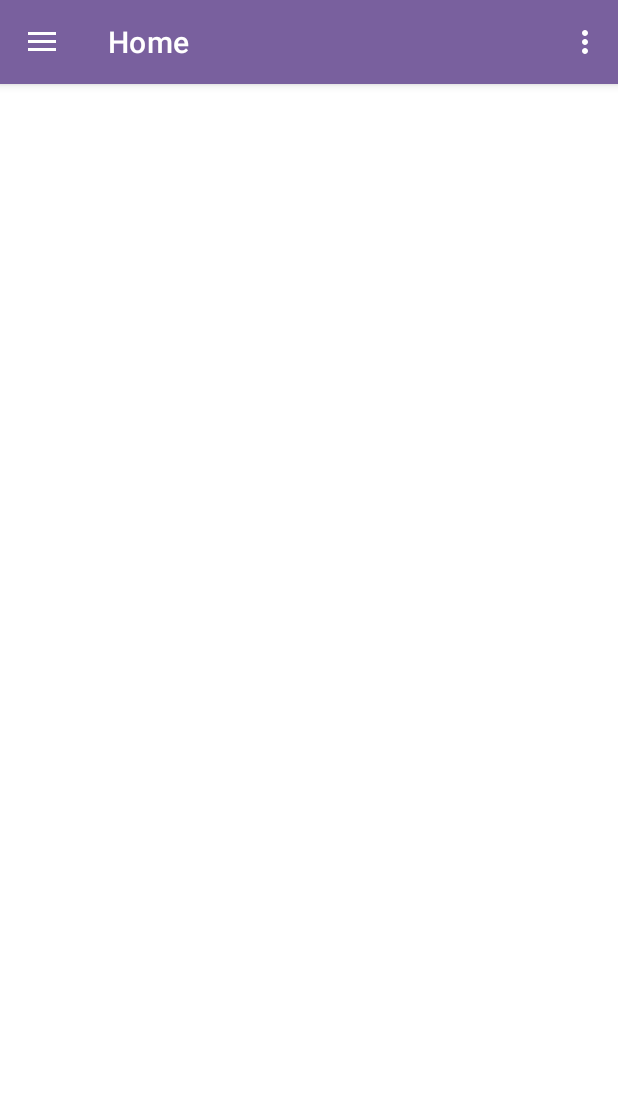
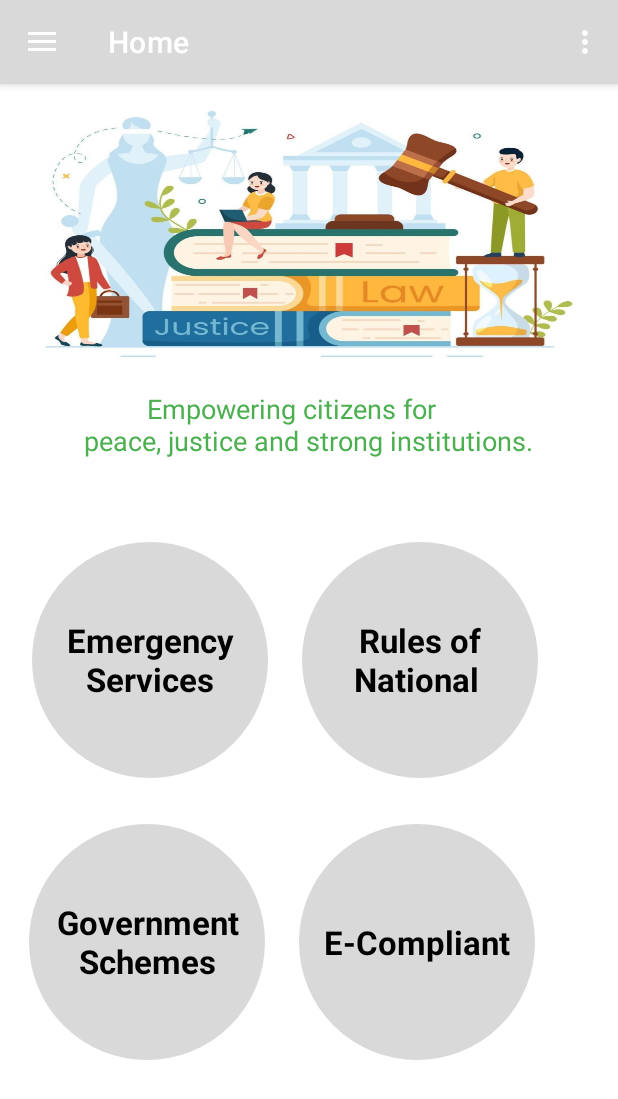
Before and after one commit to Akshayp02/JUSTICE-CONNECT, an Android app: the screen it shows after launch once a user with an empty profile is signed in (MainActivity), on a phone screen of 412 x 824 dp. Shown: the top 1099 px of the screen. Run offline under Robolectric (Android 15) with nearby library versions, the light colour scheme and no system bars; our stand-ins replace Firebase (no records; nobody signed in at launch, a user with empty details on screens opened directly), navigation-ui.

Commit message:
initial commit

```diff
--- a/app/src/main/java/com/example/justiceconnect/ui/home/HomeFragment.java
+++ b/app/src/main/java/com/example/justiceconnect/ui/home/HomeFragment.java
@@ -1,16 +1,25 @@
 package com.example.justiceconnect.ui.home;
 
+import android.content.Intent;
 import android.os.Bundle;
 import android.view.LayoutInflater;
 import android.view.View;
 import android.view.ViewGroup;
 import android.widget.TextView;
+import android.widget.Toast;
 
 import androidx.annotation.NonNull;
 import androidx.fragment.app.Fragment;
+import androidx.fragment.app.FragmentManager;
+import androidx.fragment.app.FragmentTransaction;
 import androidx.lifecycle.ViewModelProvider;
 
+import com.example.justiceconnect.Emergency;
+import com.example.justiceconnect.GovScheme;
+import com.example.justiceconnect.R;
 import com.example.justiceconnect.databinding.FragmentHomeBinding;
+import com.example.justiceconnect.rulesofnation;
+import com.example.justiceconnect.ui.Emergency.SlideshowFragment;
 
 public class HomeFragment extends Fragment {
 
@@ -23,6 +32,48 @@ public class HomeFragment extends Fragment {
 
         binding = FragmentHomeBinding.inflate(inflater, container, false);
         View root = binding.getRoot();
+
+
+        binding.emergency.setOnClickListener(new View.OnClickListener() {
+            @Override
+            public void onClick(View v) {
+
+                Intent intent = new Intent(getActivity(), Emergency.class);
+
+                startActivity(intent);
+            }
+        });
+
+        binding.rulls
+                .setOnClickListener(new View.OnClickListener() {
+                                        @Override
+                                        public void onClick(View v) {
+                                            Intent intent = new Intent(getActivity(), rulesofnation.class);
+                                            startActivity(intent);
+                                        }
+                                    }
+                );
+
+        binding.govScheme
+                .setOnClickListener(new View.OnClickListener() {
+                                        @Override
+                                        public void onClick(View v) {
+                                            Intent intent = new Intent(getActivity(), GovScheme.class);
+                                            startActivity(intent);
+                                        }
+                                    }
+                );
+
+        binding.Ecompliant
+                .setOnClickListener(new View.OnClickListener() {
+                                        @Override
+                                        public void onClick(View v) {
+                                            Intent intent = new Intent(getActivity(), com.example.justiceconnect.Ecompliant.class);
+                                            startActivity(intent);
+                                        }
+                                    }
+                );
+
         return root;
     }
 
--- /dev/null
+++ b/app/src/main/res/drawable/baseline_home_24.xml
@@ -0,0 +1,5 @@
+<vector android:height="24dp" android:tint="#030303"
+    android:viewportHeight="24" android:viewportWidth="24"
+    android:width="24dp" xmlns:android="http://schemas.android.com/apk/res/android">
+    <path android:fillColor="@android:color/white" android:pathData="M10,20v-6h4v6h5v-8h3L12,3 2,12h3v8z"/>
+</vector>
--- a/app/src/main/res/layout/activity_main.xml
+++ b/app/src/main/res/layout/activity_main.xml
@@ -5,14 +5,13 @@
     android:id="@+id/drawer_layout"
     android:layout_width="match_parent"
     android:layout_height="match_parent"
-    android:fitsSystemWindows="true"
+    tools:actionBarNavMode="list"
     tools:openDrawer="start">
 
     <include
         android:id="@+id/app_bar_main"
         layout="@layout/app_bar_main"
-        android:layout_width="match_parent"
-        android:layout_height="match_parent" />
+        />
 
     <com.google.android.material.navigation.NavigationView
         android:id="@+id/nav_view"
@@ -22,4 +21,6 @@
         android:fitsSystemWindows="true"
         app:headerLayout="@layout/nav_header_main"
         app:menu="@menu/activity_main_drawer" />
+
+
 </androidx.drawerlayout.widget.DrawerLayout>
--- a/app/src/main/res/layout/app_bar_main.xml
+++ b/app/src/main/res/layout/app_bar_main.xml
@@ -9,9 +9,7 @@
     <com.google.android.material.appbar.AppBarLayout
         android:layout_width="match_parent"
         android:layout_height="wrap_content"
-        android:theme="@style/Theme.JUSTICECONNECT.AppBarOverlay">
-
-    </com.google.android.material.appbar.AppBarLayout>
+        android:theme="@style/Theme.JUSTICECONNECT.AppBarOverlay"/>
 
     <include layout="@layout/content_main" />
 
--- a/app/src/main/res/layout/content_main.xml
+++ b/app/src/main/res/layout/content_main.xml
@@ -1,5 +1,6 @@
 <?xml version="1.0" encoding="utf-8"?>
-<androidx.constraintlayout.widget.ConstraintLayout xmlns:android="http://schemas.android.com/apk/res/android"
+<androidx.constraintlayout.widget.ConstraintLayout
+    xmlns:android="http://schemas.android.com/apk/res/android"
     xmlns:app="http://schemas.android.com/apk/res-auto"
     xmlns:tools="http://schemas.android.com/tools"
     android:layout_width="match_parent"
@@ -10,11 +11,13 @@
     <fragment
         android:id="@+id/nav_host_fragment_content_main"
         android:name="androidx.navigation.fragment.NavHostFragment"
-        android:layout_width="match_parent"
-        android:layout_height="match_parent"
+        android:layout_width="0dp"
+        android:layout_height="0dp"
         app:defaultNavHost="true"
-        app:layout_constraintLeft_toLeftOf="parent"
-        app:layout_constraintRight_toRightOf="parent"
         app:layout_constraintTop_toTopOf="parent"
+        app:layout_constraintBottom_toBottomOf="parent"
+        app:layout_constraintStart_toStartOf="parent"
+        app:layout_constraintEnd_toEndOf="parent"
         app:navGraph="@navigation/mobile_navigation" />
+
 </androidx.constraintlayout.widget.ConstraintLayout>
--- a/app/src/main/res/layout/fragment_home.xml
+++ b/app/src/main/res/layout/fragment_home.xml
@@ -6,6 +6,106 @@
     android:layout_height="match_parent"
     tools:context=".ui.home.HomeFragment">
 
+    <RelativeLayout
+        android:layout_width="match_parent"
+        android:layout_height="200dp"
+        android:id="@+id/relativeLayout"
+        android:layout_marginTop="0dp"
+        android:background="@drawable/learnlaw" >
+    </RelativeLayout>
+    <androidx.appcompat.widget.AppCompatTextView
+        android:layout_width="wrap_content"
+        android:layout_height="wrap_content"
+        android:layout_below="@id/relativeLayout"
+       android:layout_centerInParent="true"
+        android:layout_marginStart="20dp"
+        android:layout_marginTop="0dp"
+        android:padding="4dp"
+        android:text="         Empowering citizens for\npeace, justice and strong institutions."
+        android:textColor="#4CAF50"
+        android:textSize="18sp" />
+
+
+
+    <LinearLayout
+        android:id="@+id/linearlayout"
+        android:layout_width="match_parent"
+        android:layout_height="wrap_content"
+        android:layout_margin="10dp"
+        android:layout_centerInParent="true"
+        android:orientation="horizontal">
+
+        <androidx.appcompat.widget.AppCompatTextView
+            android:id="@+id/emergency"
+            android:layout_width="160dp"
+            android:layout_height="160dp"
+            android:background="@drawable/btn_base"
+            android:text="Emergency Services"
+            android:layout_marginStart="10dp"
+            android:gravity="center"
+            android:textSize="22sp"
+            android:textStyle="bold"
+            android:textColor="@color/black"/>
+
+
+        <androidx.appcompat.widget.AppCompatTextView
+            android:id="@+id/rulls"
+            android:layout_width="160dp"
+            android:layout_height="160dp"
+            android:background="@drawable/btn_base"
+            android:text="Rules of \  National "
+            android:gravity="center"
+            android:textSize="22sp"
+            android:layout_marginStart="20dp"
+            android:textStyle="bold"
+            android:textColor="@color/black"/>
+
+
+
+    </LinearLayout>
+
+
+    <LinearLayout
+        android:id="@+id/linearlayout1"
+        android:layout_width="match_parent"
+        android:layout_height="wrap_content"
+        android:layout_margin="10dp"
+        android:layout_below="@id/linearlayout"
+        android:layout_centerInParent="true"
+        android:padding="8dp"
+        android:orientation="horizontal">
+
+
+        <androidx.appcompat.widget.AppCompatTextView
+            android:id="@+id/govScheme"
+            android:layout_width="160dp"
+            android:layout_height="160dp"
+            android:background="@drawable/btn_base"
+            android:text="Government Schemes"
+            android:layout_gravity="center_vertical"
+            android:gravity="center"
+            android:textSize="22sp"
+            android:layout_marginStart="0dp"
+            android:textStyle="bold"
+            android:textColor="@color/black"/>
+
+        <androidx.appcompat.widget.AppCompatTextView
+            android:id="@+id/Ecompliant"
+            android:layout_width="160dp"
+            android:layout_height="160dp"
+            android:background="@drawable/btn_base"
+            android:text="E-Compliant"
+            android:layout_gravity="center_vertical"
+            android:gravity="center"
+            android:textSize="22sp"
+            android:layout_marginStart="20dp"
+            android:textStyle="bold"
+            android:textColor="@color/black"/>
+
+
+
+    </LinearLayout>
+
 
 
 
--- a/app/src/main/res/menu/activity_main_drawer.xml
+++ b/app/src/main/res/menu/activity_main_drawer.xml
@@ -6,15 +6,15 @@
     <group android:checkableBehavior="single">
         <item
             android:id="@+id/nav_home"
-            android:icon="@drawable/ic_menu_camera"
+            android:icon="@drawable/baseline_home_24"
             android:title="@string/menu_home" />
         <item
             android:id="@+id/nav_gallery"
             android:icon="@drawable/ic_menu_gallery"
-            android:title="@string/menu_gallery" />
+            android:title="E-Compliant" />
         <item
             android:id="@+id/nav_slideshow"
             android:icon="@drawable/ic_menu_slideshow"
-            android:title="@string/menu_slideshow" />
+            android:title="Emergency" />
     </group>
 </menu>
--- a/app/src/main/res/values/colors.xml
+++ b/app/src/main/res/values/colors.xml
@@ -1,11 +1,14 @@
 <?xml version="1.0" encoding="utf-8"?>
 <resources>
+
     <color name="purple_200">#FFBB86FC</color>
-    <color name="purple_500">#79609E</color>
-    <color name="purple_700">#B59BEF</color>
+    <color name="purple_500">#D9D9D9</color>
+    <color name="purple_700">#D9D9D9</color>
     <color name="teal_200">#FF03DAC5</color>
     <color name="teal_700">#FF018786</color>
     <color name="black">#FF000000</color>
     <color name="white">#FFFFFFFF</color>
     <color name="blurecard">#9AE6E1E1</color>
+
+
 </resources>
```
Also changed, not shown: app/src/main/AndroidManifest.xml (+20 -3 lines), app/src/main/java/com/example/justiceconnect/Ecompliant.java (added, +29 -0 lines), app/src/main/java/com/example/justiceconnect/Emergency.java (added, +106 -0 lines), app/src/main/java/com/example/justiceconnect/GovScheme.java (added, +15 -0 lines), app/src/main/java/com/example/justiceconnect/rulesofnation.java (added, +14 -0 lines), app/src/main/res/layout/activity_ecompliant.xml (added, +140 -0 lines), app/src/main/res/layout/activity_emergency.xml (added, +86 -0 lines), app/src/main/res/layout/activity_gov_scheme.xml (added, +9 -0 lines), app/src/main/res/layout/activity_rulesofnation.xml (added, +9 -0 lines), app/src/main/res/layout/nav_header_main.xml (+10 -7 lines).
